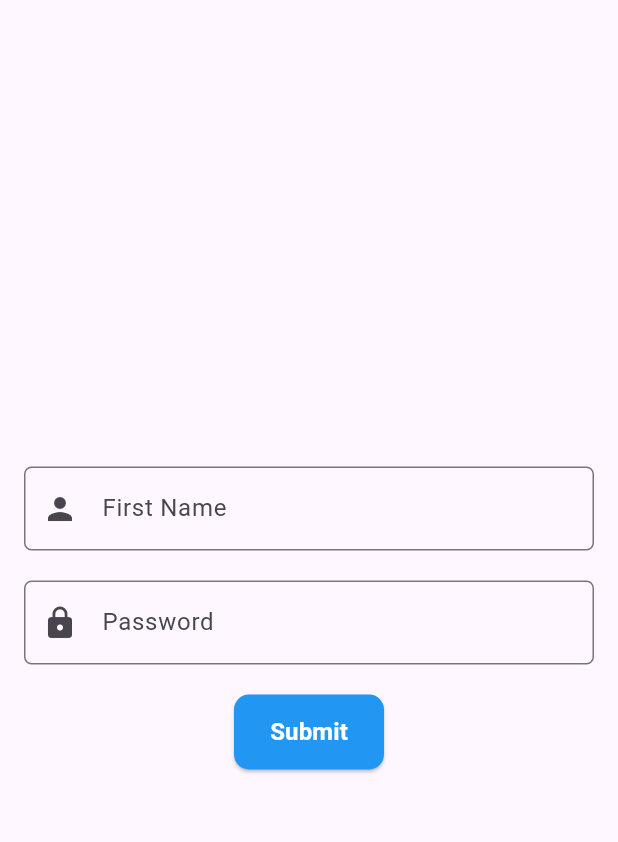
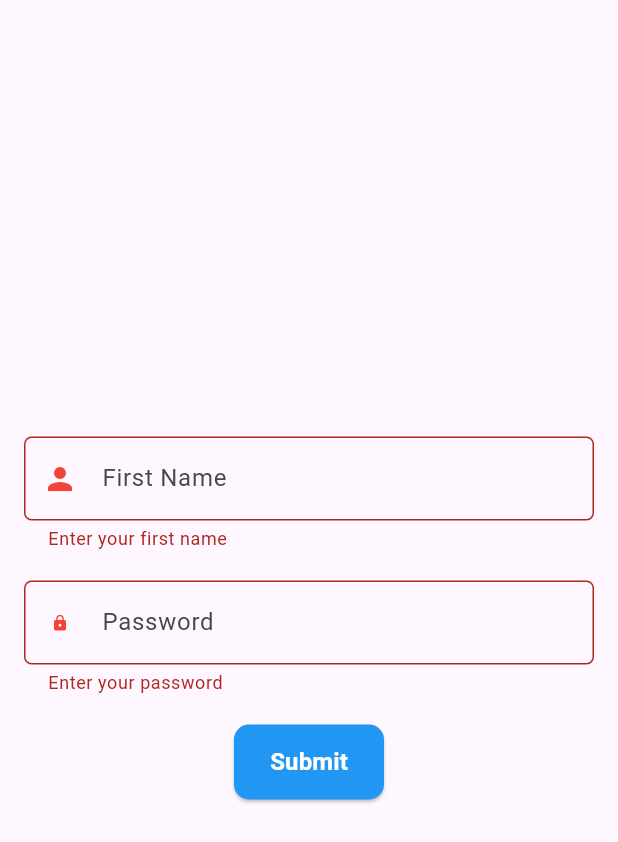
Before and after one commit to shebin-k-s/events, a Flutter app: the screen it shows after launch, after a tap on "Submit", on a phone screen of 412 x 824 dp. Shown: the top 842 px of the screen. Run offline on Flutter 3.47's test engine with Material 3 defaults, Android fonts, the phone set to English and light mode, and no system bars; Roboto replaces fonts that are missing (Figtree).

Commit message:
textformfield attributes added

```diff
--- a/lib/screens/authentication/login_screen.dart
+++ b/lib/screens/authentication/login_screen.dart
@@ -8,6 +8,8 @@ class LoginScreen extends StatelessWidget {
   TextEditingController firstnameController = TextEditingController();
   TextEditingController passwordController = TextEditingController();
 
+  final _formkey = GlobalKey<FormState>();
+
   @override
   Widget build(BuildContext context) {
     return Scaffold(
@@ -16,6 +18,7 @@ class LoginScreen extends StatelessWidget {
           horizontal: 16,
         ),
         child: Form(
+            key: _formkey,
             child: Column(
               mainAxisAlignment: MainAxisAlignment.center,
               children: [
@@ -23,18 +26,23 @@ class LoginScreen extends StatelessWidget {
                   textController: firstnameController,
                   hintText: 'First Name',
                   prefixIcon: Icons.person,
+                  prefixIconColor: Colors.red,
+                  errorText: 'Enter your first name',
                 ),
                 kTextFieldHeight,
                 TextFormFieldWidget(
                   textController: passwordController,
                   hintText: 'Password',
                   prefixIcon: Icons.lock,
+                  prefixIconColor: Colors.red,
+                  prefixIconSize: 12,
+                  errorText: 'Enter your password',
                 ),
                 kTextFieldHeight,
                 CustomElevatedButton(
                   height: 50,
                   width: 100,
-              onPressed: () {},
+                  onPressed: _submitForm,
                   backgroundColor: Colors.blue,
                   label: "Submit",
                   labelColor: Colors.white,
@@ -45,6 +53,12 @@ class LoginScreen extends StatelessWidget {
       ),
     );
   }
+
+  void _submitForm() {
+    if (_formkey.currentState!.validate()) {
+      print('Validated');
+    }
+  }
 }
 
 class TextFormFieldWidget extends StatelessWidget {
@@ -53,18 +67,32 @@ class TextFormFieldWidget extends StatelessWidget {
     required this.textController,
     required this.hintText,
     this.prefixIcon,
+    this.prefixIconColor,
+    this.prefixIconSize,
+    required this.errorText,
+    this.enabledBorderColor,
   });
 
   final TextEditingController textController;
   final String hintText;
   final IconData? prefixIcon;
+  final Color? prefixIconColor;
+  final double? prefixIconSize;
+  final String errorText;
+  final Color? enabledBorderColor;
 
   @override
   Widget build(BuildContext context) {
     return TextFormField(
       controller: textController,
       decoration: InputDecoration(
-        prefixIcon: prefixIcon != null ? Icon(prefixIcon) : null,
+        prefixIcon: prefixIcon != null
+            ? Icon(
+                prefixIcon,
+                color: prefixIconColor,
+                size: prefixIconSize,
+              )
+            : null,
         border: const OutlineInputBorder(
           borderRadius: BorderRadius.all(
             Radius.circular(5),
@@ -72,6 +100,12 @@ class TextFormFieldWidget extends StatelessWidget {
         ),
         hintText: hintText,
       ),
+      validator: (value) {
+        if (value == null || value.isEmpty) {
+          return errorText;
+        }
+        return null;
+      },
     );
   }
 }
```
Lines whose indentation alone changed are shown as unchanged.
